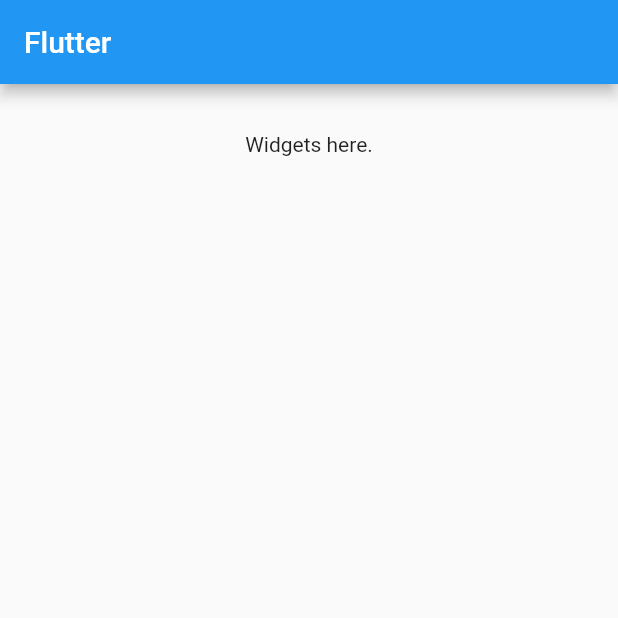
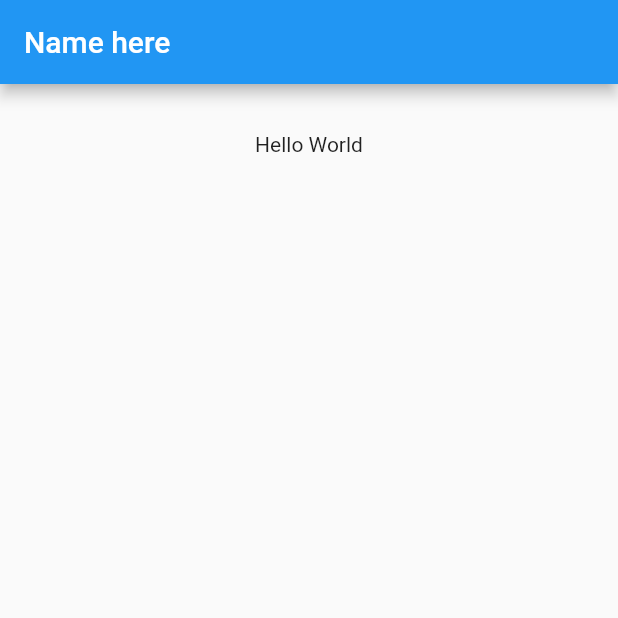
Before and after one commit to codewithiulian/flutter-intermediate, a Flutter app: the screen it shows after launch, on a phone screen of 412 x 824 dp, the top half of it. Run offline on Flutter 3.47's test engine with Material 2 defaults, Android fonts, the phone set to English and light mode, and no system bars.

Commit message:
Changed the initial template

```diff
--- a/lib/main.dart
+++ b/lib/main.dart
@@ -2,14 +2,13 @@ import 'package:flutter/material.dart';
 
 void main() {
   runApp(new MaterialApp(
-    home: new MyApp()
-  ));
+    home: new MyApp(),
+  ),);
 }
 
 class MyApp extends StatefulWidget {
-
   @override
-  State createState() => new _State();
+  _State createState() => new _State();
 }
 
 class _State extends State<MyApp> {
@@ -17,17 +16,17 @@ class _State extends State<MyApp> {
   Widget build(BuildContext context) {
     return new Scaffold(
       appBar: new AppBar(
-        title: new Text('Flutter')
+        title: new Text('Name here'),
       ),
       body: new Container(
         padding: new EdgeInsets.all(32.0),
         child: new Center(
           child: new Column(
             children: <Widget>[
-              new Text('Widgets here.')
+              new Text('Hello World'),
             ]
-          )
-        )
+          ),
+        ),
       ),
     );
   }
```
